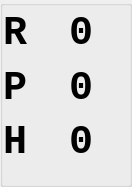
The window that src/gui/ThreeValuesDock.ui (eringerli/QtOpenGuidance) describes before a commit, drawn with Qt 5.
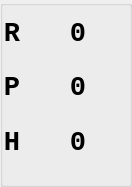
The same window after the commit.

Commit message: value docks: moved toJSON()/fromJSON() to base class, default font 30->20pt

What changed in the file:
```diff
--- a/src/gui/ThreeValuesDock.ui
+++ b/src/gui/ThreeValuesDock.ui
@@ -43,7 +43,7 @@
      <property name="font">
       <font>
        <family>Monospace</family>
-       <pointsize>30</pointsize>
+       <pointsize>20</pointsize>
        <weight>75</weight>
        <bold>true</bold>
       </font>
@@ -73,7 +73,7 @@
      <property name="font">
       <font>
        <family>Monospace</family>
-       <pointsize>30</pointsize>
+       <pointsize>20</pointsize>
        <weight>75</weight>
        <bold>true</bold>
       </font>
@@ -103,7 +103,7 @@
      <property name="font">
       <font>
        <family>Monospace</family>
-       <pointsize>30</pointsize>
+       <pointsize>20</pointsize>
        <weight>75</weight>
        <bold>true</bold>
       </font>
@@ -152,7 +152,7 @@
      <property name="font">
       <font>
        <family>Monospace</family>
-       <pointsize>30</pointsize>
+       <pointsize>20</pointsize>
        <weight>75</weight>
        <bold>true</bold>
       </font>
@@ -182,7 +182,7 @@
      <property name="font">
       <font>
        <family>Monospace</family>
-       <pointsize>30</pointsize>
+       <pointsize>20</pointsize>
        <weight>75</weight>
        <bold>true</bold>
       </font>
@@ -212,7 +212,7 @@
      <property name="font">
       <font>
        <family>Monospace</family>
-       <pointsize>30</pointsize>
+       <pointsize>20</pointsize>
        <weight>75</weight>
        <bold>true</bold>
       </font>
```
The commit also changes 8 other files.
